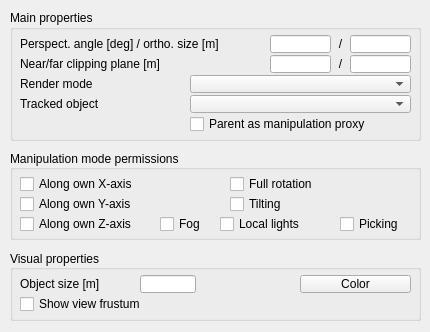
The window that ui/qdlgcameras.ui (CoppeliaRobotics/coppeliaSimLib) describes before a commit, drawn with Qt 5.
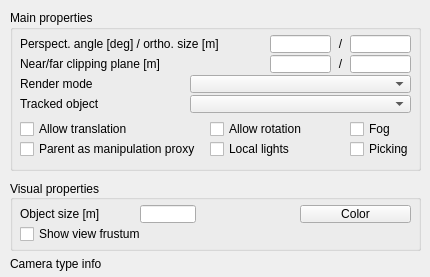
The same window after the commit.

Commit message: simSet/GetObjectFloatArray + simplified camera manipulation flags

The edit to the form file:
```diff
--- a/ui/qdlgcameras.ui
+++ b/ui/qdlgcameras.ui
@@ -7,7 +7,7 @@
     <x>0</x>
     <y>0</y>
     <width>430</width>
-    <height>332</height>
+    <height>277</height>
    </rect>
   </property>
   <property name="windowTitle">
@@ -22,7 +22,7 @@
      <x>10</x>
      <y>10</y>
      <width>411</width>
-     <height>131</height>
+     <height>161</height>
     </rect>
    </property>
    <property name="locale">
@@ -129,9 +129,9 @@
    <widget class="QCheckBox" name="qqManipProxy">
     <property name="geometry">
      <rect>
-      <x>180</x>
-      <y>105</y>
-      <width>221</width>
+      <x>10</x>
+      <y>130</y>
+      <width>191</width>
       <height>18</height>
      </rect>
     </property>
@@ -197,33 +197,11 @@
      </rect>
     </property>
    </widget>
-  </widget>
-  <widget class="QGroupBox" name="groupBox_2">
-   <property name="geometry">
-    <rect>
-     <x>10</x>
-     <y>150</y>
-     <width>411</width>
-     <height>90</height>
-    </rect>
-   </property>
-   <property name="locale">
-    <locale language="English" country="UnitedStates"/>
-   </property>
-   <property name="title">
-    <string>Manipulation mode permissions</string>
-   </property>
-   <property name="alignment">
-    <set>Qt::AlignLeading|Qt::AlignLeft|Qt::AlignVCenter</set>
-   </property>
-   <property name="flat">
-    <bool>false</bool>
-   </property>
-   <widget class="QCheckBox" name="qqAlongX">
+   <widget class="QCheckBox" name="qqAllowRotation">
     <property name="geometry">
      <rect>
-      <x>10</x>
-      <y>25</y>
+      <x>200</x>
+      <y>110</y>
       <width>141</width>
       <height>18</height>
      </rect>
@@ -232,14 +210,14 @@
      <enum>Qt::StrongFocus</enum>
     </property>
     <property name="text">
-     <string>Along own X-axis</string>
+     <string>Allow rotation</string>
     </property>
    </widget>
-   <widget class="QCheckBox" name="qqAlongY">
+   <widget class="QCheckBox" name="qqAllowTranslation">
     <property name="geometry">
      <rect>
       <x>10</x>
-      <y>45</y>
+      <y>110</y>
       <width>141</width>
       <height>18</height>
      </rect>
@@ -248,62 +226,14 @@
      <enum>Qt::StrongFocus</enum>
     </property>
     <property name="text">
-     <string>Along own Y-axis</string>
-    </property>
-   </widget>
-   <widget class="QCheckBox" name="qqAlongZ">
-    <property name="geometry">
-     <rect>
-      <x>10</x>
-      <y>65</y>
-      <width>141</width>
-      <height>18</height>
-     </rect>
-    </property>
-    <property name="focusPolicy">
-     <enum>Qt::StrongFocus</enum>
-    </property>
-    <property name="text">
-     <string>Along own Z-axis</string>
-    </property>
-   </widget>
-   <widget class="QCheckBox" name="qqFullRotation">
-    <property name="geometry">
-     <rect>
-      <x>220</x>
-      <y>25</y>
-      <width>181</width>
-      <height>18</height>
-     </rect>
-    </property>
-    <property name="focusPolicy">
-     <enum>Qt::StrongFocus</enum>
-    </property>
-    <property name="text">
-     <string>Full rotation</string>
-    </property>
-   </widget>
-   <widget class="QCheckBox" name="qqTilting">
-    <property name="geometry">
-     <rect>
-      <x>220</x>
-      <y>45</y>
-      <width>181</width>
-      <height>18</height>
-     </rect>
-    </property>
-    <property name="focusPolicy">
-     <enum>Qt::StrongFocus</enum>
-    </property>
-    <property name="text">
-     <string>Tilting</string>
+     <string>Allow translation</string>
     </property>
    </widget>
    <widget class="QCheckBox" name="qqShowFog">
     <property name="geometry">
      <rect>
-      <x>150</x>
-      <y>65</y>
+      <x>340</x>
+      <y>110</y>
       <width>61</width>
       <height>18</height>
      </rect>
@@ -318,8 +248,8 @@
    <widget class="QCheckBox" name="qqLocalLights">
     <property name="geometry">
      <rect>
-      <x>210</x>
-      <y>65</y>
+      <x>200</x>
+      <y>130</y>
       <width>121</width>
       <height>18</height>
      </rect>
@@ -334,8 +264,8 @@
    <widget class="QCheckBox" name="qqAllowPicking">
     <property name="geometry">
      <rect>
-      <x>330</x>
-      <y>65</y>
+      <x>340</x>
+      <y>130</y>
       <width>71</width>
       <height>18</height>
      </rect>
@@ -352,7 +282,7 @@
    <property name="geometry">
     <rect>
      <x>10</x>
-     <y>250</y>
+     <y>180</y>
      <width>411</width>
      <height>71</height>
     </rect>
@@ -425,6 +355,19 @@
     </property>
    </widget>
   </widget>
+  <widget class="QLabel" name="qqCameraType">
+   <property name="geometry">
+    <rect>
+     <x>10</x>
+     <y>255</y>
+     <width>411</width>
+     <height>18</height>
+    </rect>
+   </property>
+   <property name="text">
+    <string>Camera type info</string>
+   </property>
+  </widget>
  </widget>
  <tabstops>
   <tabstop>qqPerspectiveProjectionAngle</tabstop>
```
Left out of the diff: 10 changed lines with no effect on the pictures. The commit also changes 15 other files.
